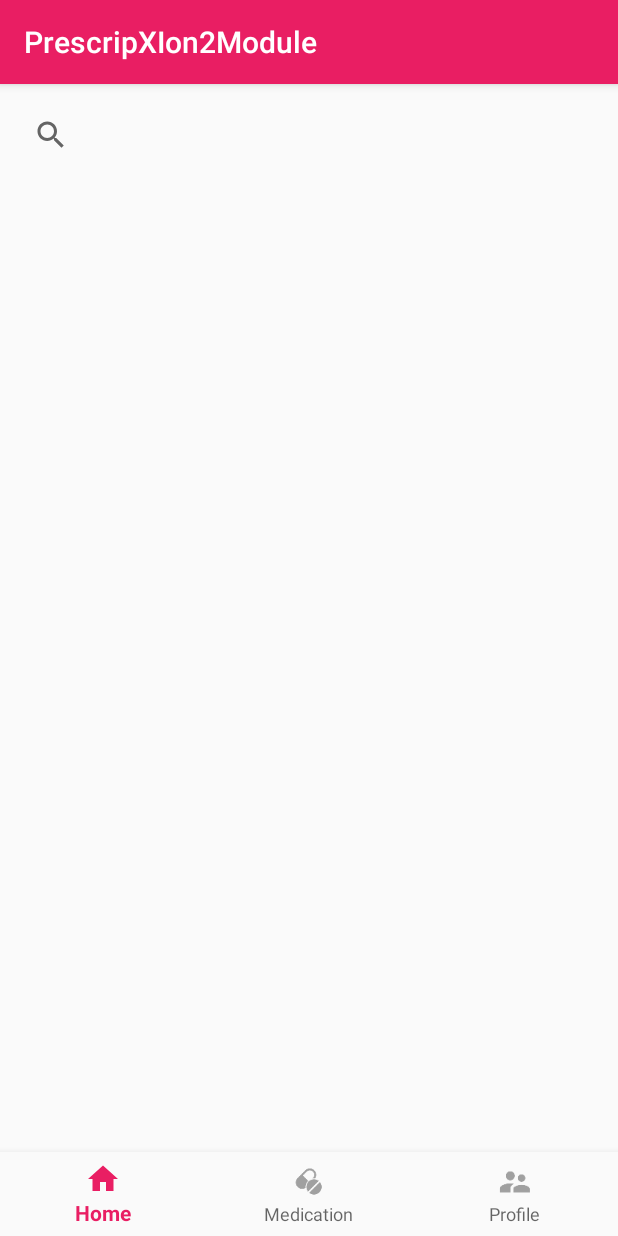
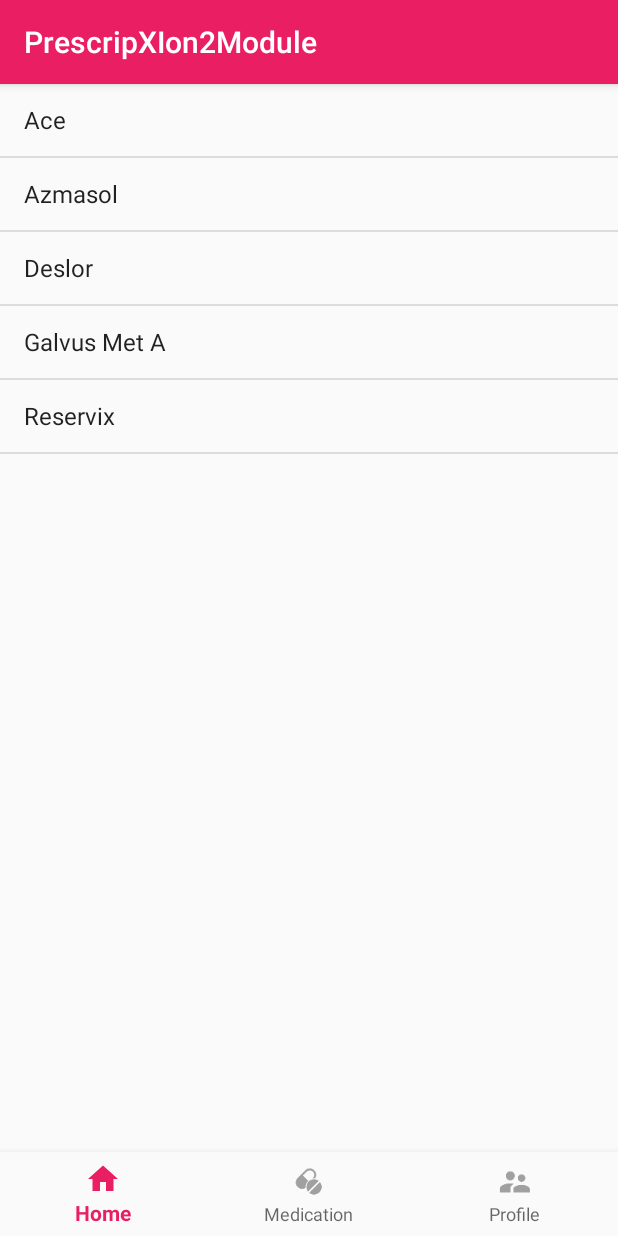
Before and after one commit to TasinIshmam/PrescripXIon2Module, an Android app: the screen it shows after launch (MainActivity), on a phone screen of 412 x 824 dp. Run offline under Robolectric (Android 15) with nearby library versions, the phone set to English and light mode, and no system bars.

```diff
--- a/app/src/main/java/com/prescripxion/www/prescripxion2module/MainActivity.java
+++ b/app/src/main/java/com/prescripxion/www/prescripxion2module/MainActivity.java
@@ -5,14 +5,67 @@ import android.support.annotation.NonNull;
 import android.support.design.widget.BottomNavigationView;
 import android.support.v7.app.AppCompatActivity;
 import android.view.MenuItem;
+import android.widget.ArrayAdapter;
+import android.widget.ListView;
 import android.widget.TextView;
+import java.util.Arrays;
 
+import java.util.List;
 
 ///Checking If New Branch is Created
 
 public class MainActivity extends AppCompatActivity {
 
+    final int NUMBER_OF_MEDICINES=5;
+    Medicine[] medList=new Medicine[NUMBER_OF_MEDICINES];
+    String[] medNamesData=new String[5];
+
     private TextView mTextMessage;
+
+
+    @Override
+    protected void onCreate(Bundle savedInstanceState) {
+        super.onCreate(savedInstanceState);
+        setContentView(R.layout.activity_main);
+
+        ///ListView Codes:
+        initialiseMeds(medList,medNamesData);
+        ListView listViewMedicines=(ListView)findViewById(R.id.listview_medicines);
+
+        ArrayAdapter medNameDataAdapter=new ArrayAdapter(MainActivity.this,android.R.layout.simple_list_item_1,medNamesData);
+
+        listViewMedicines.setAdapter(medNameDataAdapter);
+
+
+        ///Bottom Navigation Bar Codes:
+        BottomNavigationView navigation = (BottomNavigationView) findViewById(R.id.navigation);
+        navigation.setOnNavigationItemSelectedListener(mOnNavigationItemSelectedListener);
+
+
+
+    }
+
+
+    private void initialiseMeds(Medicine [] medList,String[] medNamesData)
+    {
+        medList[0]=new Medicine("Ace",20.50);
+        medNamesData[0]=medList[0].getName();
+
+        medList[1]=new Medicine("Deslor",15.50);
+        medNamesData[1]=medList[1].getName();
+
+        medList[2]=new Medicine("Reservix",12.25);
+        medNamesData[2]=medList[2].getName();
+
+        medList[3]=new Medicine("Azmasol",230.25);
+        medNamesData[3]=medList[3].getName();
+
+        medList[4]=new Medicine("Galvus Met A",525.00);
+        medNamesData[4]=medList[4].getName();
+
+        Arrays.sort(medNamesData);
+
+    }
 
     private BottomNavigationView.OnNavigationItemSelectedListener mOnNavigationItemSelectedListener
             = new BottomNavigationView.OnNavigationItemSelectedListener() {
@@ -35,14 +88,6 @@ public class MainActivity extends AppCompatActivity {
 
     };
 
-    @Override
-    protected void onCreate(Bundle savedInstanceState) {
-        super.onCreate(savedInstanceState);
-        setContentView(R.layout.activity_main);
 
 
-        BottomNavigationView navigation = (BottomNavigationView) findViewById(R.id.navigation);
-        navigation.setOnNavigationItemSelectedListener(mOnNavigationItemSelectedListener);
-    }
-
 }
--- a/app/src/main/java/com/prescripxion/www/prescripxion2module/Medicine.java
+++ b/app/src/main/java/com/prescripxion/www/prescripxion2module/Medicine.java
@@ -6,19 +6,14 @@ package com.prescripxion.www.prescripxion2module;
 public class Medicine {
 
     private String Name;
-    private String Manufacturer;
-    private int Price;
+    private double Price;
 
 
     public void setName(String name) {
         Name = name;
     }
 
-    public void setManufacturer(String manufacturer) {
-        Manufacturer = manufacturer;
-    }
-
-    public void setPrice(int price) {
+    public void setPrice(double price) {
         Price = price;
     }
 
@@ -27,18 +22,14 @@ public class Medicine {
         return Name;
     }
 
-    public String getManufacturer() {
-        return Manufacturer;
-    }
-
-    public int getPrice() {
+    public double getPrice() {
         return Price;
     }
 
-    public Medicine(String name, String manufacturer, int price) {
+    public Medicine(String name, double price) {
 
         Name = name;
-        Manufacturer = manufacturer;
+
         Price = price;
     }
 }
--- a/app/src/main/res/layout/activity_main.xml
+++ b/app/src/main/res/layout/activity_main.xml
@@ -14,27 +14,13 @@
         android:layout_height="0dp"
         android:layout_weight="1">
 
-        <SearchView
-            android:id="@+id/search_view"
+
+        <ListView
+            android:id="@+id/listview_medicines"
             android:layout_width="match_parent"
-            android:layout_margin="10dp"
-            android:layout_height="wrap_content"
-
-
-
-            />
-
-        <ScrollView
-            android:id="@+id/scroll_view"
-            android:layout_width="match_parent"
-            android:layout_height="wrap_content">
-
-            <!-- PUT THE SEARCH RESULT INSIDE HERE.
-             Make a child layout of the scrollview(It can
-             only have one child) and inside it put
-             necessary contents.-->
-        </ScrollView>
-
+            android:layout_height="match_parent"
+            android:layout_alignParentTop="true"
+            android:layout_centerHorizontal="true" />
     </RelativeLayout>
 
     <android.support.design.widget.BottomNavigationView
```
